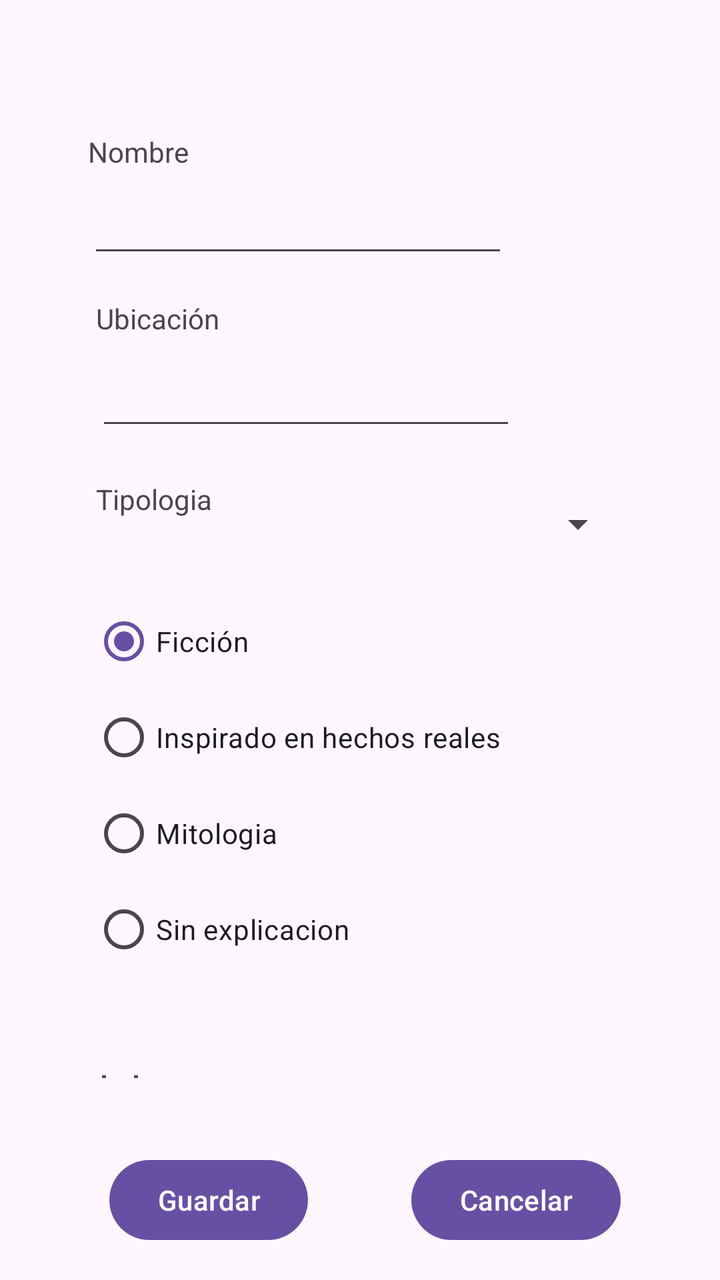
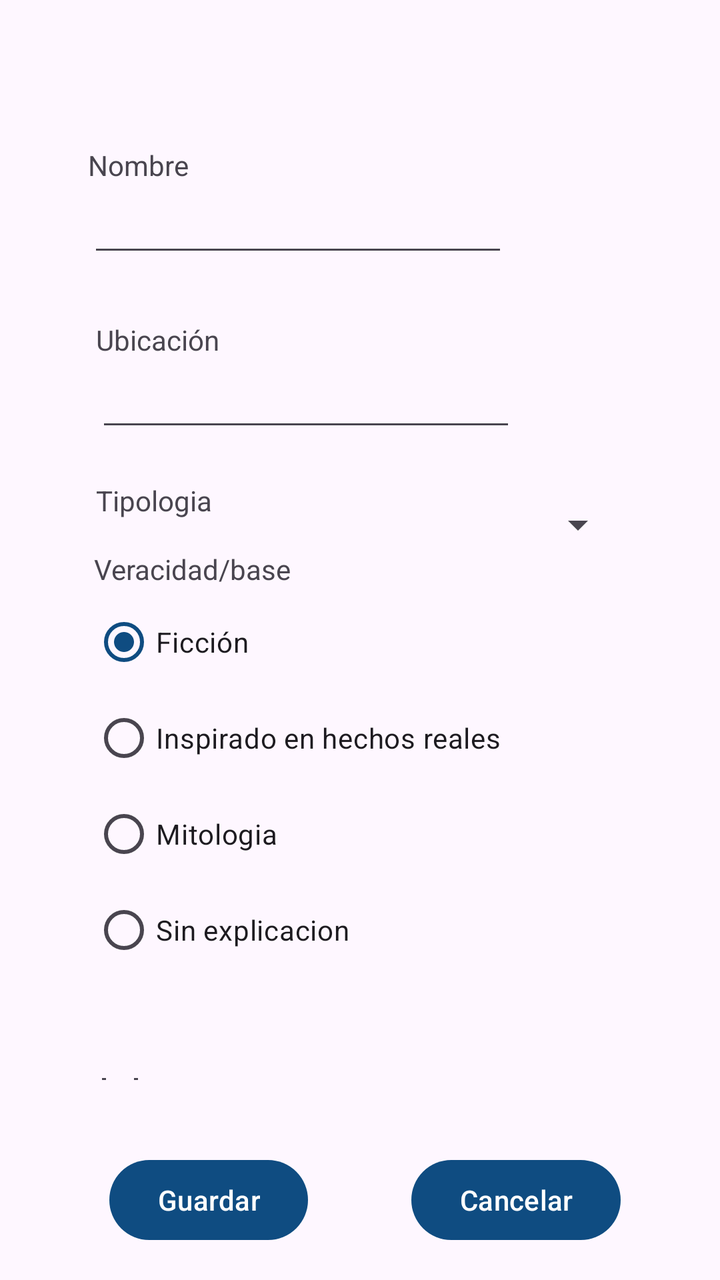

Compare the two renders of this Android layout. The source of the first and the diff that turns it into the second are given below.
<!-- AndroidManifest.xml: application theme Theme.Practicaud2pmpdmmiguelAngelPrieto -->
<!-- res/layout/activity_add.xml -->
<?xml version="1.0" encoding="utf-8"?>
<androidx.constraintlayout.widget.ConstraintLayout xmlns:android="http://schemas.android.com/apk/res/android"
    xmlns:app="http://schemas.android.com/apk/res-auto"
    xmlns:tools="http://schemas.android.com/tools"
    android:id="@+id/main"
    android:layout_width="match_parent"
    android:layout_height="match_parent"
    tools:context=".AddActivity">

    <TextView
        android:id="@+id/textTituloFormulario"
        android:layout_width="232dp"
        android:layout_height="0dp"
        android:layout_marginStart="2dp"
        android:layout_marginTop="45dp"
        android:layout_marginBottom="20dp"
        android:text="@string/tituloFormularioActivity"
        app:layout_constraintBottom_toTopOf="@+id/textNombreFormulario"
        app:layout_constraintStart_toStartOf="@+id/textNombreFormulario"
        app:layout_constraintTop_toTopOf="parent" />

    <TextView
        android:id="@+id/textNombreFormulario"
        android:layout_width="wrap_content"
        android:layout_height="wrap_content"
        android:layout_marginStart="44dp"
        android:layout_marginBottom="7dp"
        android:text="@string/textNombre"
        app:layout_constraintBottom_toTopOf="@+id/edNombre"
        app:layout_constraintStart_toStartOf="parent"
        app:layout_constraintTop_toBottomOf="@+id/textTituloFormulario" />

    <TextView
        android:id="@+id/textUbicacionFormulario"
        android:layout_width="wrap_content"
        android:layout_height="wrap_content"
        android:layout_marginStart="4dp"
        android:layout_marginBottom="10dp"
        android:text="@string/textUbicacion"
        app:layout_constraintBottom_toTopOf="@+id/edUbicacionFormulario"
        app:layout_constraintStart_toStartOf="@+id/edNombre"
        app:layout_constraintTop_toBottomOf="@+id/edNombre" />

    <EditText
        android:id="@+id/edNombre"
        android:layout_width="wrap_content"
        android:layout_height="wrap_content"
        android:layout_marginBottom="16dp"
        android:ems="10"
        android:inputType="text"
        app:layout_constraintBottom_toTopOf="@+id/textUbicacionFormulario"
        app:layout_constraintStart_toStartOf="@+id/textNombreFormulario"
        app:layout_constraintTop_toBottomOf="@+id/textNombreFormulario" />

    <EditText
        android:id="@+id/edUbicacionFormulario"
        android:layout_width="wrap_content"
        android:layout_height="wrap_content"
        android:layout_marginBottom="20dp"
        android:ems="10"
        android:inputType="text"
        app:layout_constraintBottom_toTopOf="@+id/textTipologiaFormulario"
        app:layout_constraintStart_toStartOf="@+id/textUbicacionFormulario"
        app:layout_constraintTop_toBottomOf="@+id/textUbicacionFormulario" />

    <TextView
        android:id="@+id/textTipologiaFormulario"
        android:layout_width="wrap_content"
        android:layout_height="wrap_content"
        android:layout_marginBottom="2dp"
        android:text="@string/textTipologia"
        app:layout_constraintBottom_toTopOf="@+id/spinnerTipologia"
        app:layout_constraintStart_toStartOf="@+id/edUbicacionFormulario"
        app:layout_constraintTop_toBottomOf="@+id/edUbicacionFormulario" />

    <Button
        android:id="@+id/buttonGuardar"
        android:layout_width="wrap_content"
        android:layout_height="wrap_content"
        android:layout_marginStart="5dp"
        android:layout_marginEnd="2dp"
        android:layout_marginBottom="16dp"
        android:text="@string/botonGuardar"
        app:layout_constraintBottom_toBottomOf="parent"
        app:layout_constraintEnd_toStartOf="@+id/buttonCancelar"
        app:layout_constraintStart_toStartOf="parent"
        app:layout_constraintTop_toBottomOf="@+id/verificadoFormulario" />

    <Button
        android:id="@+id/buttonCancelar"
        android:layout_width="wrap_content"
        android:layout_height="wrap_content"
        android:layout_marginBottom="16dp"
        android:text="@string/botonCancelar"
        app:layout_constraintBottom_toBottomOf="parent"
        app:layout_constraintEnd_toEndOf="parent"
        app:layout_constraintStart_toEndOf="@+id/buttonGuardar" />


    <CheckBox
        android:id="@+id/verificadoFormulario"
        android:layout_width="0dp"
        android:layout_height="0dp"
        android:layout_marginStart="44dp"
        android:layout_marginEnd="44dp"
        android:layout_marginBottom="37dp"
        android:text="@string/textVerificado"
        app:layout_constraintBottom_toTopOf="@+id/buttonGuardar"
        app:layout_constraintEnd_toEndOf="parent"
        app:layout_constraintStart_toStartOf="parent"
        app:layout_constraintTop_toBottomOf="@+id/radioGroupVeracidad" />

    <RadioGroup
        android:id="@+id/radioGroupVeracidad"
        android:layout_width="wrap_content"
        android:layout_height="wrap_content"
        android:layout_marginStart="46dp"
        android:layout_marginBottom="49dp"
        android:checkedButton="@id/radioButton1"
        android:orientation="vertical"
        app:layout_constraintBottom_toTopOf="@+id/verificadoFormulario"
        app:layout_constraintStart_toStartOf="parent"
        app:layout_constraintTop_toBottomOf="@+id/spinnerTipologia">

        <RadioButton
            android:id="@+id/radioButton1"
            android:layout_width="228dp"
            android:layout_height="wrap_content"
            android:text="@string/radioButtonA" />

        <RadioButton
            android:id="@+id/radioButton2"
            android:layout_width="match_parent"
            android:layout_height="wrap_content"
            android:text="@string/radioButtonB" />

        <RadioButton
            android:id="@+id/radioButton3"
            android:layout_width="match_parent"
            android:layout_height="wrap_content"
            android:text="@string/radioButtonD" />

        <RadioButton
            android:id="@+id/radioButton4"
            android:layout_width="match_parent"
            android:layout_height="wrap_content"
            android:text="@string/RadioButtonC" />

    </RadioGroup>

    <Spinner
        android:id="@+id/spinnerTipologia"
        android:layout_width="265dp"
        android:layout_height="0dp"
        android:layout_marginBottom="34dp"
        android:entries="@array/tipologia"
        app:layout_constraintBottom_toTopOf="@+id/radioGroupVeracidad"
        app:layout_constraintStart_toStartOf="@+id/textTipologiaFormulario"
        app:layout_constraintTop_toBottomOf="@+id/textTipologiaFormulario" />



</androidx.constraintlayout.widget.ConstraintLayout>
<!-- resources referenced by this layout -->
<resources>
  <string-array name="tipologia">
          <item>Folclore y tradición oral.</item>
          <item>Mitología antigua.</item>
          <item>Leyenda urbana.</item>
          <item>Críptido o bestiario.</item>
          <item>Lugar histórico maldito.</item>
          <item>Creepypasta.</item>
      </string-array>
  <string name="RadioButtonC">Sin explicacion</string>
  <string name="botonCancelar">Cancelar</string>
  <string name="botonGuardar">Guardar</string>
  <string name="radioButtonA">Ficción</string>
  <string name="radioButtonB">Inspirado en hechos reales</string>
  <string name="radioButtonD">Mitologia</string>
  <string name="textNombre">Nombre</string>
  <string name="textTipologia">Tipologia</string>
  <string name="textUbicacion">Ubicación</string>
  <string name="textVerificado">Verificado</string>
  <string name="tituloFormularioActivity">Nuevo Mito/Leyenda</string>
  <style name="Theme.Practicaud2pmpdmmiguelAngelPrieto" parent="Base.Theme.Practicaud2pmpdmmiguelAngelPrieto" />
  <style name="Base.Theme.Practicaud2pmpdmmiguelAngelPrieto" parent="Theme.Material3.DayNight.NoActionBar">
          
          
      </style>
</resources>

<!-- the commit's change to res/layout/activity_add.xml (unified diff, before → after) -->
@@ -13,7 +13,7 @@
         android:layout_height="0dp"
         android:layout_marginStart="2dp"
         android:layout_marginTop="45dp"
-        android:layout_marginBottom="20dp"
+        android:layout_marginBottom="27dp"
         android:text="@string/tituloFormularioActivity"
         app:layout_constraintBottom_toTopOf="@+id/textNombreFormulario"
         app:layout_constraintStart_toStartOf="@+id/textNombreFormulario"
@@ -24,7 +24,6 @@
         android:layout_width="wrap_content"
         android:layout_height="wrap_content"
         android:layout_marginStart="44dp"
-        android:layout_marginBottom="7dp"
         android:text="@string/textNombre"
         app:layout_constraintBottom_toTopOf="@+id/edNombre"
         app:layout_constraintStart_toStartOf="parent"
@@ -35,7 +34,6 @@
         android:layout_width="wrap_content"
         android:layout_height="wrap_content"
         android:layout_marginStart="4dp"
-        android:layout_marginBottom="10dp"
         android:text="@string/textUbicacion"
         app:layout_constraintBottom_toTopOf="@+id/edUbicacionFormulario"
         app:layout_constraintStart_toStartOf="@+id/edNombre"
@@ -45,7 +43,7 @@
         android:id="@+id/edNombre"
         android:layout_width="wrap_content"
         android:layout_height="wrap_content"
-        android:layout_marginBottom="16dp"
+        android:layout_marginBottom="27dp"
         android:ems="10"
         android:inputType="text"
         app:layout_constraintBottom_toTopOf="@+id/textUbicacionFormulario"
@@ -103,7 +101,7 @@
         android:layout_height="0dp"
         android:layout_marginStart="44dp"
         android:layout_marginEnd="44dp"
-        android:layout_marginBottom="37dp"
+        android:layout_marginBottom="36dp"
         android:text="@string/textVerificado"
         app:layout_constraintBottom_toTopOf="@+id/buttonGuardar"
         app:layout_constraintEnd_toEndOf="parent"
@@ -115,12 +113,12 @@
         android:layout_width="wrap_content"
         android:layout_height="wrap_content"
         android:layout_marginStart="46dp"
-        android:layout_marginBottom="49dp"
+        android:layout_marginBottom="50dp"
         android:checkedButton="@id/radioButton1"
         android:orientation="vertical"
         app:layout_constraintBottom_toTopOf="@+id/verificadoFormulario"
         app:layout_constraintStart_toStartOf="parent"
-        app:layout_constraintTop_toBottomOf="@+id/spinnerTipologia">
+        app:layout_constraintTop_toBottomOf="@+id/tvVeracidad">
 
         <RadioButton
             android:id="@+id/radioButton1"
@@ -152,12 +150,22 @@
         android:id="@+id/spinnerTipologia"
         android:layout_width="265dp"
         android:layout_height="0dp"
-        android:layout_marginBottom="34dp"
+        android:layout_marginBottom="12dp"
         android:entries="@array/tipologia"
-        app:layout_constraintBottom_toTopOf="@+id/radioGroupVeracidad"
+        app:layout_constraintBottom_toTopOf="@+id/tvVeracidad"
         app:layout_constraintStart_toStartOf="@+id/textTipologiaFormulario"
         app:layout_constraintTop_toBottomOf="@+id/textTipologiaFormulario" />
 
+    <TextView
+        android:id="@+id/tvVeracidad"
+        android:layout_width="wrap_content"
+        android:layout_height="wrap_content"
+        android:layout_marginStart="1dp"
+        android:layout_marginBottom="3dp"
+        android:text="@string/textVeracidad"
+        app:layout_constraintBottom_toTopOf="@+id/radioGroupVeracidad"
+        app:layout_constraintStart_toStartOf="@+id/radioGroupVeracidad"
+        app:layout_constraintTop_toBottomOf="@+id/spinnerTipologia" />
 
 
 </androidx.constraintlayout.widget.ConstraintLayout>
<!-- resource entries referenced after the edit -->
@@ -17,12 +17,20 @@
   <string name="textNombre">Nombre</string>
   <string name="textTipologia">Tipologia</string>
   <string name="textUbicacion">Ubicación</string>
+  <string name="textVeracidad">Veracidad/base</string>
   <string name="textVerificado">Verificado</string>
   <string name="tituloFormularioActivity">Nuevo Mito/Leyenda</string>
   <style name="Theme.Practicaud2pmpdmmiguelAngelPrieto" parent="Base.Theme.Practicaud2pmpdmmiguelAngelPrieto" />
-  <style name="Base.Theme.Practicaud2pmpdmmiguelAngelPrieto" parent="Theme.Material3.DayNight.NoActionBar">
+  <style name="Base.Theme.Practicaud2pmpdmmiguelAngelPrieto" parent="Theme.Material3.DayNight">
           
+          <item name="colorPrimary">@color/pantone_classic_blue</item>
+          <item name="colorOnPrimary">#FFFFFF</item>
+  
           
+          <item name="colorSecondary">@color/pantone_living_coral</item>
+          <item name="colorOnSecondary">#FFFFFF</item>
       </style>
+  <color name="pantone_classic_blue">#0F4C81</color>
+  <color name="pantone_living_coral">#FF6F61</color>
 </resources>
 
